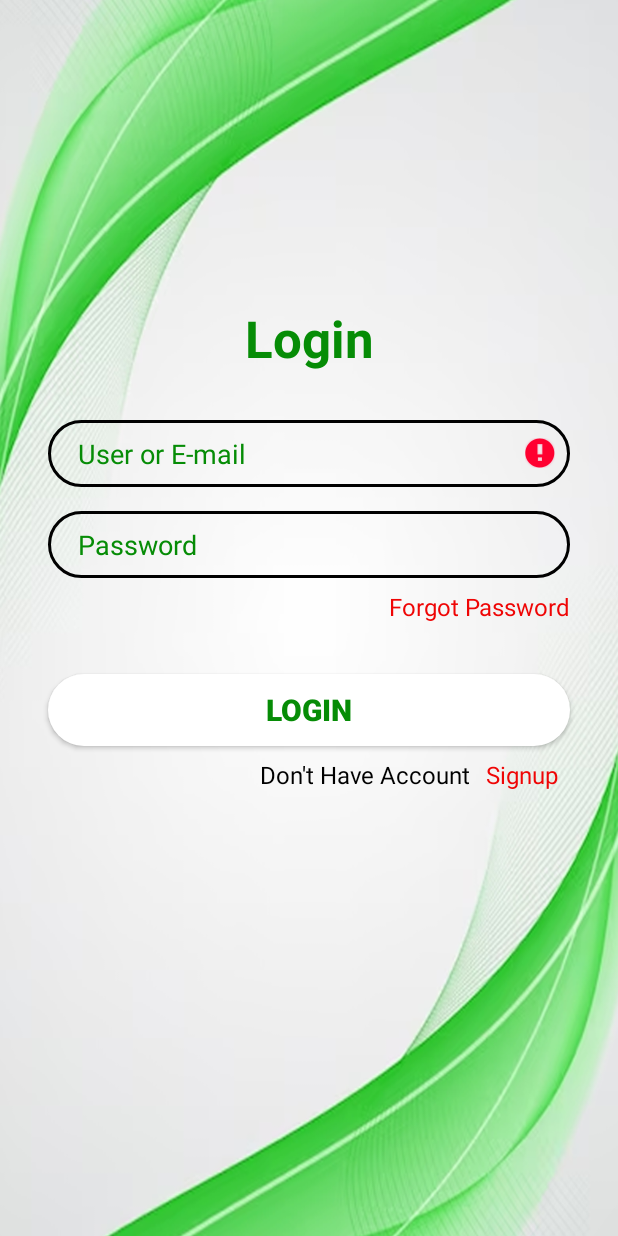
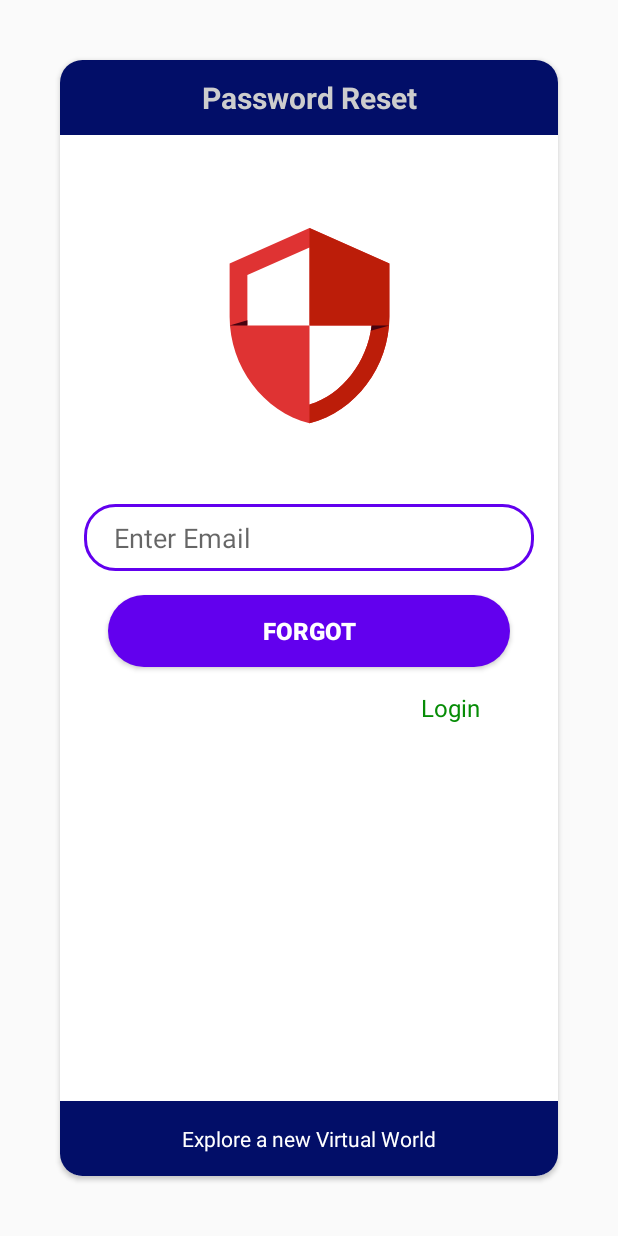
Before and after one commit to khairulcse76/eChat, an Android app built with Jetpack Compose: the screen it shows after launch (LoginActivity before the commit, ForgotPasswordActivity after it), after a tap on "Forgot Password", on a phone screen of 412 x 824 dp. Run offline under Robolectric (Android 15) with nearby library versions, the phone set to English and light mode, and no system bars; our stand-ins replace Firebase (no records; nobody signed in at launch, a user with empty details on screens opened directly); 1 other tap on this screen came first.

```diff
--- /dev/null
+++ b/app/src/main/java/com/example/echat/ForgotPasswordActivity.java
@@ -0,0 +1,65 @@
+package com.example.echat;
+
+import androidx.annotation.NonNull;
+import androidx.appcompat.app.AppCompatActivity;
+
+import android.content.Intent;
+import android.graphics.Color;
+import android.os.Bundle;
+import android.view.View;
+import android.widget.Button;
+import android.widget.EditText;
+import android.widget.TextView;
+
+import com.google.android.gms.tasks.OnCompleteListener;
+import com.google.android.gms.tasks.Task;
+import com.google.firebase.auth.FirebaseAuth;
+
+public class ForgotPasswordActivity extends AppCompatActivity {
+    FirebaseAuth myAuth;
+    EditText inputEmail;
+    Button btnForgot;
+    TextView confirmMsg;
+    @Override
+    protected void onCreate(Bundle savedInstanceState) {
+        super.onCreate(savedInstanceState);
+        setContentView(R.layout.activity_forgot_password);
+        confirmMsg=findViewById(R.id.txtViewPassSend);
+        inputEmail=findViewById(R.id.inputEmail);
+        btnForgot=findViewById(R.id.btnForgot);
+
+        myAuth = FirebaseAuth.getInstance();
+
+        btnForgot.setOnClickListener(new View.OnClickListener() {
+            @Override
+            public void onClick(View v) {
+                String email=inputEmail.getText().toString();
+                if (email.isEmpty()){
+                    inputEmail.setError("Please Enter Your Email Address");
+                }else {
+                    myAuth.sendPasswordResetEmail(email).addOnCompleteListener(new OnCompleteListener<Void>() {
+                        @Override
+                        public void onComplete(@NonNull Task<Void> task) {
+                            if (task.isSuccessful()){
+                                confirmMsg.setText("Please Check your email for Password reset link \n"+" Click for Login");
+                                inputEmail.setText("");
+                            }else {
+                                confirmMsg.setText("Email Not send");
+                                confirmMsg.setTextColor(Color.RED);
+                            }
+                        }
+                    });
+                }
+            }
+        });
+        confirmMsg.setOnClickListener(new View.OnClickListener() {
+            @Override
+            public void onClick(View v) {
+                Intent intent=new Intent(ForgotPasswordActivity.this, LoginActivity.class);
+                intent.putExtra("checkMail","if you send password reset link, please check email for reset password...");
+                startActivity(intent);
+            }
+        });
+
+    }
+}
--- a/app/src/main/java/com/example/echat/LoginActivity.java
+++ b/app/src/main/java/com/example/echat/LoginActivity.java
@@ -17,10 +17,8 @@ import com.google.android.gms.tasks.Task;
 import com.google.firebase.auth.AuthResult;
 import com.google.firebase.auth.FirebaseAuth;
 
-import java.util.Objects;
-
 public class LoginActivity extends AppCompatActivity {
-    TextView txtViewReg , txtVForgotPass, txtVSignup;
+    TextView txtViewReg , txtVForgotPass, txtVSignup, txtVMsg;
     EditText inputUserName,inputLoginPass;
     Button btnLogin;
     FirebaseAuth mAuth;
@@ -37,10 +35,12 @@ public class LoginActivity extends AppCompatActivity {
         inputUserName= findViewById(R.id.inputUserName);
         inputLoginPass=findViewById(R.id.inputLoginPass);
         btnLogin=findViewById(R.id.btnLogin);
-
+        txtVMsg=findViewById(R.id.txtVMsg);
+        String forgotmsg= getIntent().getStringExtra("checkMail");
         mAuth = FirebaseAuth.getInstance();
         mProgressBar = new ProgressDialog(this);
 
+        txtVMsg.setText(forgotmsg);
         txtVForgotPass.setOnClickListener(new View.OnClickListener() {
             @Override
             public void onClick(View v) {
@@ -51,7 +51,7 @@ public class LoginActivity extends AppCompatActivity {
         btnLogin.setOnClickListener(new View.OnClickListener() {
             @Override
             public void onClick(View v) {
-                AtemptLogin();
+                AttemptLogin();
             }
         });
 
@@ -62,10 +62,17 @@ public class LoginActivity extends AppCompatActivity {
                 startActivity(iRegistration);
             }
         });
+        txtVForgotPass.setOnClickListener(new View.OnClickListener() {
+            @Override
+            public void onClick(View v) {
+                Intent iForgot = new Intent(LoginActivity.this, ForgotPasswordActivity.class);
+                startActivity(iForgot);
+            }
+        });
 
     }
 
-    private void AtemptLogin() {
+    private void AttemptLogin() {
 
         String email = inputUserName.getText().toString();
         String password = inputLoginPass.getText().toString();
--- a/app/src/main/java/com/example/echat/MainActivity.java
+++ b/app/src/main/java/com/example/echat/MainActivity.java
@@ -180,7 +180,10 @@ public class MainActivity extends AppCompatActivity {
                     LoadFragment(new ProfileFragment());*/
                     Toast.makeText(MainActivity.this, "Click to Profile", Toast.LENGTH_SHORT).show();
                 } else if (id==R.id.nav_logout) {
-                    Toast.makeText(MainActivity.this, "Click to Logout", Toast.LENGTH_SHORT).show();
+                    myAuth.signOut();
+                    Intent intent=new Intent(MainActivity.this,LoginActivity.class);
+                    startActivity(intent);
+                    finish();
                 }else {
                     Toast.makeText(MainActivity.this, "dont work", Toast.LENGTH_SHORT).show();
                 }
--- /dev/null
+++ b/app/src/main/res/drawable/button_forgot_bg.xml
@@ -0,0 +1,10 @@
+<?xml version="1.0" encoding="utf-8"?>
+<selector xmlns:android="http://schemas.android.com/apk/res/android">
+
+    <item>
+        <shape>
+            <solid android:color="@color/colorAccent"/>
+            <corners android:radius="50dp"/>
+        </shape>
+    </item>
+</selector>
--- /dev/null
+++ b/app/src/main/res/drawable/button_red_bg.xml
@@ -0,0 +1,6 @@
+<?xml version="1.0" encoding="utf-8"?>
+<shape xmlns:android="http://schemas.android.com/apk/res/android">
+
+    <solid android:color="#B51717"/>
+    <corners android:radius="20dp"/>
+</shape>
--- /dev/null
+++ b/app/src/main/res/drawable/security.xml
@@ -0,0 +1,20 @@
+<vector xmlns:android="http://schemas.android.com/apk/res/android"
+    android:width="200dp"
+    android:height="200dp"
+    android:viewportWidth="24"
+    android:viewportHeight="24">
+  <path
+      android:pathData="M12,1l-9,4v6c0,5.6 3.8,10.7 9,12c5.2,-1.3 9,-6.4 9,-12L21,5L12,1zM12,12h7c-0.5,4.1 -3.3,7.8 -7,8.9L12,12l-7,0L5,6.3l7,-3.1L12,12z"
+      android:fillColor="#DF3333"/>
+  <path
+      android:pathData="M12,1v22c5.2,-1.3 9,-6.4 9,-12L21,5L12,1zM19,12c-0.5,4.1 -3.3,7.8 -7,8.9L12,12L19,12z"
+      android:fillColor="#BC1D09"/>
+  <path
+      android:pathData="M21,12h-2c0,0 0,0.3 -0.1,0.6L21,12z"
+      android:fillColor="#470310"
+      android:fillType="evenOdd"/>
+  <path
+      android:pathData="M3,12l2,0l0,-0.6z"
+      android:fillColor="#470310"
+      android:fillType="evenOdd"/>
+</vector>
--- /dev/null
+++ b/app/src/main/res/layout/activity_forgot_password.xml
@@ -0,0 +1,129 @@
+<?xml version="1.0" encoding="utf-8"?>
+<androidx.constraintlayout.widget.ConstraintLayout xmlns:android="http://schemas.android.com/apk/res/android"
+    xmlns:app="http://schemas.android.com/apk/res-auto"
+    xmlns:tools="http://schemas.android.com/tools"
+    android:layout_width="match_parent"
+    android:layout_height="match_parent"
+    tools:context=".ForgotPasswordActivity">
+
+    <androidx.cardview.widget.CardView
+        android:id="@+id/cardView2"
+        android:layout_width="0dp"
+        android:layout_height="0dp"
+        android:layout_margin="40dp"
+        android:padding="50dp"
+        app:cardCornerRadius="15dp"
+        app:layout_constraintBottom_toBottomOf="parent"
+        app:layout_constraintEnd_toEndOf="parent"
+        app:layout_constraintStart_toStartOf="parent"
+        app:layout_constraintTop_toTopOf="parent">
+
+        <androidx.constraintlayout.widget.ConstraintLayout
+            android:layout_width="match_parent"
+            android:layout_height="match_parent">
+
+            <View
+                android:id="@+id/view4"
+                android:layout_width="match_parent"
+                android:layout_height="50dp"
+                android:background="@color/appBarColor"
+                app:layout_constraintEnd_toEndOf="parent"
+                app:layout_constraintStart_toStartOf="parent"
+                app:layout_constraintTop_toTopOf="parent" />
+
+            <View
+                android:id="@+id/view5"
+                android:layout_width="match_parent"
+                android:layout_height="50dp"
+                android:background="@color/appBarColor"
+                app:layout_constraintBottom_toBottomOf="parent"
+                app:layout_constraintEnd_toEndOf="parent"
+                app:layout_constraintStart_toStartOf="parent" />
+
+            <ImageView
+                android:id="@+id/imageView2"
+                android:layout_width="146dp"
+                android:layout_height="142dp"
+                android:layout_marginTop="56dp"
+                app:layout_constraintEnd_toEndOf="parent"
+                app:layout_constraintHorizontal_bias="0.502"
+                app:layout_constraintStart_toStartOf="parent"
+                app:layout_constraintTop_toBottomOf="@+id/view4"
+                app:srcCompat="@drawable/security" />
+
+            <TextView
+                android:id="@+id/textView2"
+                android:layout_width="wrap_content"
+                android:layout_height="wrap_content"
+                android:text="Password Reset"
+                android:textColor="@color/colorGray"
+                android:textSize="20sp"
+                android:textStyle="bold"
+                app:layout_constraintBottom_toBottomOf="@+id/view4"
+                app:layout_constraintEnd_toEndOf="parent"
+                app:layout_constraintStart_toStartOf="@+id/view4"
+                app:layout_constraintTop_toTopOf="@+id/view4" />
+
+            <EditText
+                android:id="@+id/inputEmail"
+                android:layout_width="0dp"
+                android:layout_height="wrap_content"
+                android:layout_marginStart="16dp"
+                android:layout_marginTop="48dp"
+                android:layout_marginEnd="16dp"
+                android:background="@drawable/input_comment_bd"
+                android:ems="10"
+                android:hint="Enter Email"
+                android:inputType="text"
+                android:padding="10dp"
+                android:paddingStart="20dp"
+                android:textColor="@color/black"
+                app:layout_constraintEnd_toEndOf="parent"
+                app:layout_constraintHorizontal_bias="0.0"
+                app:layout_constraintStart_toStartOf="parent"
+                app:layout_constraintTop_toBottomOf="@+id/imageView2" />
+
+            <Button
+                android:id="@+id/btnForgot"
+                android:layout_width="0dp"
+                android:layout_height="wrap_content"
+                android:layout_marginStart="16dp"
+                android:layout_marginTop="16dp"
+                android:layout_marginEnd="16dp"
+                android:background="@drawable/button_forgot_bg"
+                android:text="Forgot"
+                android:textColor="@color/white"
+                android:textSize="16sp"
+                android:textStyle="bold"
+                app:layout_constraintEnd_toEndOf="@+id/inputEmail"
+                app:layout_constraintStart_toStartOf="@+id/inputEmail"
+                app:layout_constraintTop_toBottomOf="@+id/inputEmail" />
+
+            <TextView
+                android:id="@+id/textView3"
+                android:layout_width="wrap_content"
+                android:layout_height="wrap_content"
+                android:text="@string/echat_slogan"
+                android:textColor="@color/common_google_signin_btn_text_dark"
+                app:layout_constraintBottom_toBottomOf="parent"
+                app:layout_constraintEnd_toEndOf="@+id/view5"
+                app:layout_constraintStart_toStartOf="@+id/view5"
+                app:layout_constraintTop_toTopOf="@+id/view5" />
+
+            <TextView
+                android:id="@+id/txtViewPassSend"
+                android:layout_width="0dp"
+                android:layout_height="wrap_content"
+                android:layout_marginTop="16dp"
+                android:text="@string/login"
+                android:textAlignment="textEnd"
+                android:textColor="@color/colorgreen"
+                android:textSize="16sp"
+                android:paddingEnd="20dp"
+                app:layout_constraintEnd_toEndOf="@+id/btnForgot"
+                app:layout_constraintStart_toStartOf="@+id/btnForgot"
+                app:layout_constraintTop_toBottomOf="@+id/btnForgot" />
+        </androidx.constraintlayout.widget.ConstraintLayout>
+    </androidx.cardview.widget.CardView>
+
+</androidx.constraintlayout.widget.ConstraintLayout>
--- a/app/src/main/res/values/strings.xml
+++ b/app/src/main/res/values/strings.xml
@@ -41,4 +41,7 @@
     <!-- TODO: Remove or change this placeholder text -->
     <string name="hello_blank_fragment">Hello blank fragment</string>
     <string name="search">Search</string>
+    <string name="decline_request">Decline Request</string>
+    <string name="send_request">Send Request</string>
+    <string name="thakurgaon_bangladesh">Thakurgaon, Bangladesh</string>
 </resources>
```
Also changed, not shown: app/src/main/AndroidManifest.xml (+7 -2 lines), app/src/main/java/com/example/echat/Find_Friend_Activity.java (+10 -0 lines), app/src/main/java/com/example/echat/ViewFriendActivity.java (added, +89 -0 lines), app/src/main/res/layout/activity_login.xml (+10 -0 lines), app/src/main/res/layout/activity_view_friend.xml (added, +142 -0 lines).
